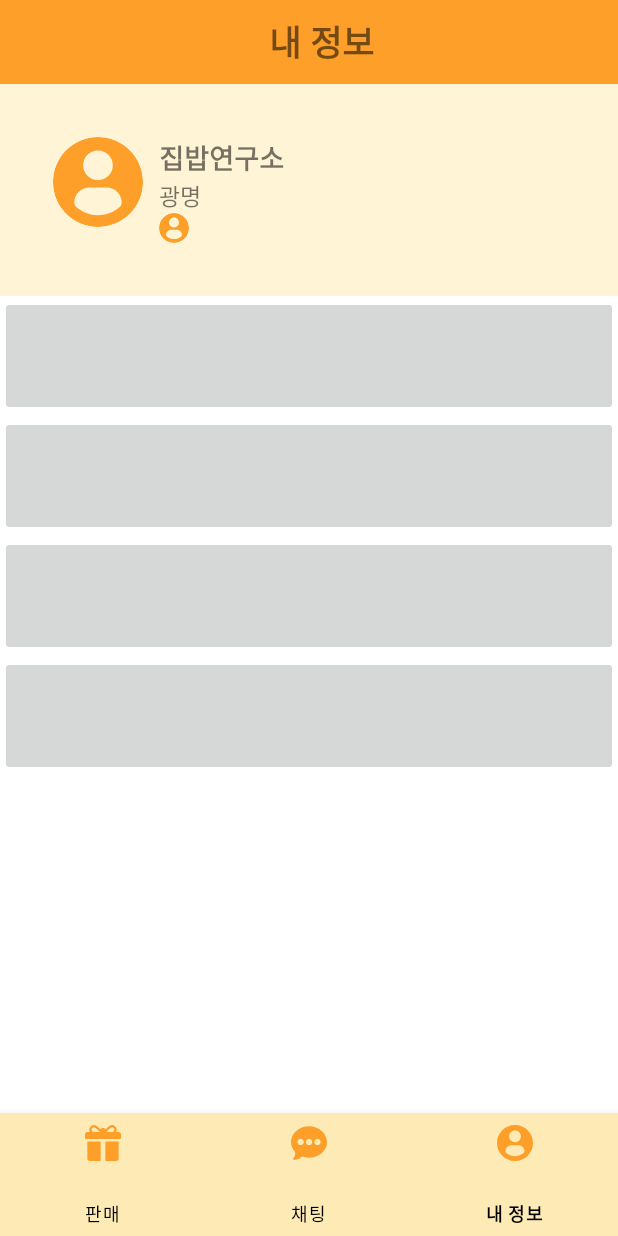
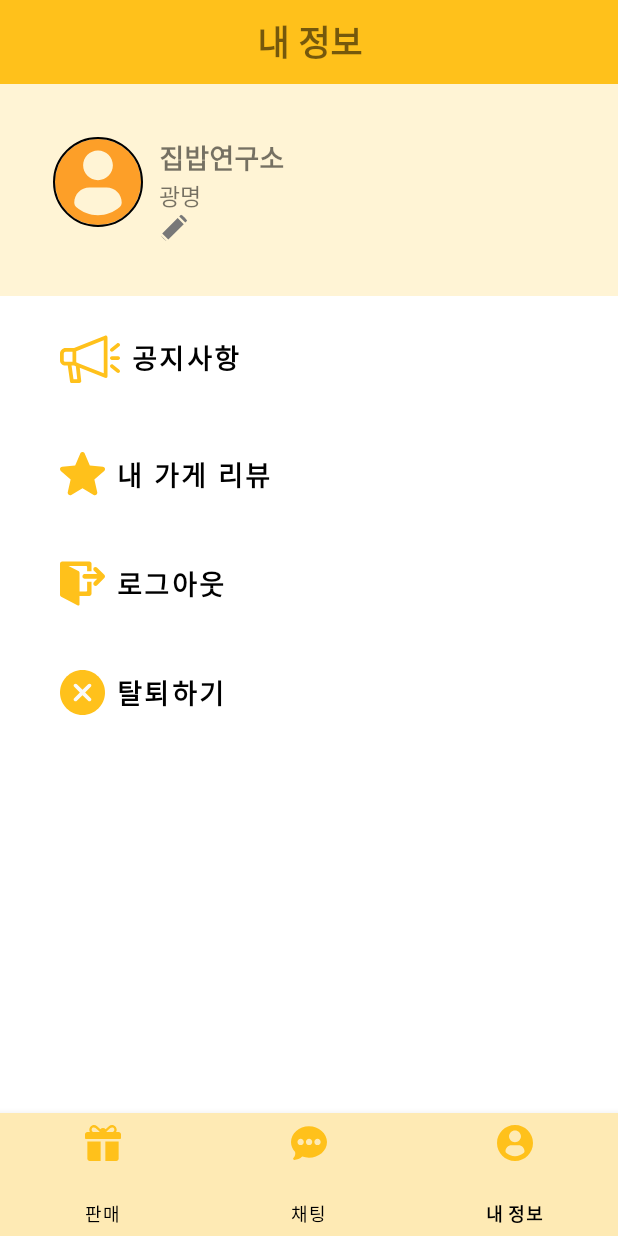
Before and after one commit to nookcoder/KBCompetition, an Android app: the screen it shows after launch (StoreManager_MainActivity), item 3 of the bottom bar chosen, on a phone screen of 412 x 824 dp. Run offline under Robolectric (Android 15) with nearby library versions, the phone set to English and light mode, and no system bars; our stand-ins replace CircleImageView.

Commit message:
[ADD] information ui 완성

```diff
--- /dev/null
+++ b/app/src/main/res/drawable/ic_edit.xml
@@ -0,0 +1,9 @@
+<vector xmlns:android="http://schemas.android.com/apk/res/android"
+    android:width="512dp"
+    android:height="512dp"
+    android:viewportWidth="528.899"
+    android:viewportHeight="528.899">
+  <path
+      android:pathData="M328.883,89.125l107.59,107.589l-272.34,272.34L56.604,361.465L328.883,89.125zM518.113,63.177l-47.981,-47.981c-18.543,-18.543 -48.653,-18.543 -67.259,0l-45.961,45.961l107.59,107.59l53.611,-53.611C532.495,100.753 532.495,77.559 518.113,63.177zM0.3,512.69c-1.958,8.812 5.998,16.708 14.811,14.565l119.891,-29.069L27.473,390.597L0.3,512.69z"
+      android:fillColor="#787878"/>
+</vector>
--- /dev/null
+++ b/app/src/main/res/drawable/ic_logout.xml
@@ -0,0 +1,5 @@
+<vector android:height="30dp" android:viewportHeight="122.776"
+    android:viewportWidth="122.775" android:width="30dp" xmlns:android="http://schemas.android.com/apk/res/android">
+    <path android:fillColor="#ffc11b" android:pathData="M86,28.074v-20.7c0,-3.3 -2.699,-6 -6,-6H6c-3.3,0 -6,2.7 -6,6v3.9v78.2v2.701c0,2.199 1.3,4.299 3.2,5.299l45.6,23.601c2,1 4.4,-0.399 4.4,-2.7v-23H80c3.301,0 6,-2.699 6,-6v-32.8H74v23.8c0,1.7 -1.3,3 -3,3H53.3v-30.8v-19.5v-0.6c0,-2.2 -1.3,-4.3 -3.2,-5.3l-26.9,-13.8H71c1.7,0 3,1.3 3,3v11.8h12V28.074z"/>
+    <path android:fillColor="#ffc11b" android:pathData="M101.4,18.273l19.5,19.5c2.5,2.5 2.5,6.2 0,8.7l-19.5,19.5c-2.5,2.5 -6.301,2.601 -8.801,0.101c-2.399,-2.399 -2.1,-6.4 0.201,-8.8l8.799,-8.7H67.5c-1.699,0 -3.4,-0.7 -4.5,-2c-2.8,-3 -2.1,-8.3 1.5,-10.3c0.9,-0.5 2,-0.8 3,-0.8h34.1c0,0 -8.699,-8.7 -8.799,-8.7c-2.301,-2.3 -2.601,-6.4 -0.201,-8.7C95,15.674 98.9,15.773 101.4,18.273z"/>
+</vector>
--- /dev/null
+++ b/app/src/main/res/drawable/ic_megaphone.xml
@@ -0,0 +1,18 @@
+<vector xmlns:android="http://schemas.android.com/apk/res/android"
+    android:width="40dp"
+    android:height="40dp"
+    android:viewportWidth="24"
+    android:viewportHeight="24">
+  <path
+      android:pathData="m17.972,3.054 l-12.366,4.946h-3.356c-1.24,0 -2.25,1.01 -2.25,2.25v2.75c0,1.178 0.925,2 2.25,2h0.85l0.908,6.356c0.053,0.37 0.369,0.644 0.742,0.644h3c0.214,0 0.417,-0.091 0.56,-0.25 0.142,-0.159 0.21,-0.371 0.186,-0.584l-0.59,-5.246 10.065,4.026c0.091,0.036 0.185,0.054 0.279,0.054 0.147,0 0.295,-0.044 0.421,-0.129 0.206,-0.14 0.329,-0.372 0.329,-0.621v-15.5c0,-0.249 -0.123,-0.481 -0.329,-0.621 -0.207,-0.14 -0.469,-0.168 -0.699,-0.075zM1.5,13v-2.75c0,-0.413 0.337,-0.75 0.75,-0.75h2.75v4h-2.75c-0.342,0 -0.75,-0.087 -0.75,-0.5zM6.911,20.5h-1.511l-0.785,-5.5h0.991l0.721,0.288zM17.5,18.143 L7.324,14.072c-0.043,-0.02 -0.084,-0.041 -0.131,-0.053l-0.693,-0.277v-4.484l11,-4.4z"
+      android:fillColor="#ffc11b"/>
+  <path
+      android:pathData="m21.219,9.336 l2.5,-2c0.323,-0.259 0.376,-0.731 0.117,-1.055 -0.26,-0.322 -0.731,-0.374 -1.055,-0.117l-2.5,2c-0.323,0.259 -0.376,0.731 -0.117,1.055 0.148,0.184 0.366,0.281 0.586,0.281 0.165,0 0.33,-0.054 0.469,-0.164z"
+      android:fillColor="#ffc11b"/>
+  <path
+      android:pathData="m21.219,14.664c-0.322,-0.257 -0.794,-0.205 -1.055,0.117 -0.259,0.323 -0.206,0.796 0.117,1.055l2.5,2c0.139,0.11 0.304,0.164 0.469,0.164 0.22,0 0.438,-0.097 0.586,-0.281 0.259,-0.323 0.206,-0.796 -0.117,-1.055z"
+      android:fillColor="#ffc11b"/>
+  <path
+      android:pathData="m23.25,11.25h-2.5c-0.414,0 -0.75,0.336 -0.75,0.75s0.336,0.75 0.75,0.75h2.5c0.414,0 0.75,-0.336 0.75,-0.75s-0.336,-0.75 -0.75,-0.75z"
+      android:fillColor="#ffc11b"/>
+</vector>
--- /dev/null
+++ b/app/src/main/res/drawable/ic_remove.xml
@@ -0,0 +1,12 @@
+<vector xmlns:android="http://schemas.android.com/apk/res/android"
+    android:width="30dp"
+    android:height="30dp"
+    android:viewportWidth="512"
+    android:viewportHeight="512">
+  <path
+      android:pathData="m256,0c-141.164,0 -256,114.836 -256,256s114.836,256 256,256 256,-114.836 256,-256 -114.836,-256 -256,-256zM256,0"
+      android:fillColor="#ffc11b"/>
+  <path
+      android:pathData="m350.273,320.105c8.34,8.344 8.34,21.824 0,30.168 -4.16,4.16 -9.621,6.25 -15.086,6.25 -5.461,0 -10.922,-2.09 -15.082,-6.25l-64.105,-64.109 -64.105,64.109c-4.16,4.16 -9.621,6.25 -15.082,6.25 -5.465,0 -10.926,-2.09 -15.086,-6.25 -8.34,-8.344 -8.34,-21.824 0,-30.168l64.109,-64.105 -64.109,-64.105c-8.34,-8.344 -8.34,-21.824 0,-30.168 8.344,-8.34 21.824,-8.34 30.168,0l64.105,64.109 64.105,-64.109c8.344,-8.34 21.824,-8.34 30.168,0 8.34,8.344 8.34,21.824 0,30.168l-64.109,64.105zM350.273,320.105"
+      android:fillColor="#fafafa"/>
+</vector>
--- /dev/null
+++ b/app/src/main/res/drawable/ic_star.xml
@@ -0,0 +1,4 @@
+<vector android:height="30dp" android:viewportHeight="511"
+    android:viewportWidth="511.98685" android:width="30dp" xmlns:android="http://schemas.android.com/apk/res/android">
+    <path android:fillColor="#ffc11b" android:pathData="m510.652,185.902c-3.352,-10.367 -12.547,-17.73 -23.426,-18.711l-147.773,-13.418 -58.434,-136.77c-4.309,-10.023 -14.121,-16.512 -25.023,-16.512s-20.715,6.488 -25.023,16.535l-58.434,136.746 -147.797,13.418c-10.859,1.004 -20.031,8.344 -23.402,18.711 -3.371,10.367 -0.258,21.738 7.957,28.906l111.699,97.961 -32.938,145.09c-2.41,10.668 1.73,21.695 10.582,28.094 4.758,3.438 10.324,5.188 15.938,5.188 4.84,0 9.641,-1.305 13.949,-3.883l127.469,-76.184 127.422,76.184c9.324,5.609 21.078,5.098 29.91,-1.305 8.855,-6.418 12.992,-17.449 10.582,-28.094l-32.938,-145.09 111.699,-97.941c8.215,-7.188 11.352,-18.539 7.98,-28.926zM510.652,185.902"/>
+</vector>
--- a/app/src/main/res/layout/storemanager_information.xml
+++ b/app/src/main/res/layout/storemanager_information.xml
@@ -2,6 +2,7 @@
 <LinearLayout xmlns:android="http://schemas.android.com/apk/res/android"
     android:layout_width="match_parent"
     android:layout_height="match_parent"
+    xmlns:app="http://schemas.android.com/apk/res-auto"
     android:orientation="vertical">
 
     <androidx.appcompat.widget.Toolbar
@@ -11,11 +12,11 @@
         android:background="@color/icon_color"
         >
         <TextView
-            android:layout_width="match_parent"
-            android:layout_height="match_parent"
+            android:layout_width="wrap_content"
+            android:layout_height="wrap_content"
             android:text ="내 정보"
             android:textStyle="bold"
-            android:gravity="center"
+            android:layout_gravity="center"
             android:textSize="23dp"
             />
 
@@ -28,6 +29,7 @@
         android:padding="30dp"
         android:orientation="horizontal"
         android:background="@color/information_background"
+
         >
 
         //프로필
@@ -37,6 +39,9 @@
             android:layout_width="60dp"
             android:layout_margin="5dp"
             android:src="@drawable/ic_information"
+            app:civ_border_color="@color/black"
+            app:civ_border_width="1dp"
+
             />
 
         //아이디랑 주
@@ -66,37 +71,73 @@
                 android:id="@+id/storemanager_image_profile_editor"
                 android:layout_width="20dp"
                 android:layout_height="20dp"
-                android:src="@drawable/ic_information"
+                android:src="@drawable/ic_edit"
                 />
         </LinearLayout>
     </LinearLayout>
 
-    <ImageButton
+    <Button
         android:id="@+id/notice"
+        android:text="공지사항"
+        android:gravity="left|center_vertical"
+        android:textColor="@color/black"
+        android:textSize="18dp"
+        android:textStyle="bold"
+        android:paddingLeft="40dp"
+        android:drawableLeft="@drawable/ic_megaphone"
         android:layout_width="match_parent"
         android:layout_height="wrap_content"
-        android:padding="40dp"
+        android:paddingTop="15dp"
+        android:paddingBottom="15dp"
+        android:background="@android:color/transparent" />
+
+    <Button
+        android:id="@+id/review"
+        android:text="내 가게 리뷰"
+        android:gravity="left|center_vertical"
+        android:textColor="@color/black"
+        android:textSize="18dp"
+        android:textStyle="bold"
+        android:paddingLeft="40dp"
+        android:drawableLeft="@drawable/ic_star"
+        android:layout_width="match_parent"
+        android:layout_height="wrap_content"
+        android:paddingTop="15dp"
+        android:paddingBottom="15dp"
+        android:background="@android:color/transparent"
         />
 
-    <ImageButton
-        android:id="@+id/review"
+    <Button
+        android:id="@+id/logout"
+        android:text="로그아웃"
+
+        android:gravity="left|center_vertical"
+        android:textColor="@color/black"
+        android:textSize="18dp"
+        android:textStyle="bold"
+        android:paddingLeft="40dp"
+        android:drawableLeft="@drawable/ic_logout"
         android:layout_width="match_parent"
         android:layout_height="wrap_content"
-        android:padding="40dp"
+        android:paddingTop="15dp"
+        android:paddingBottom="15dp"
+        android:background="@android:color/transparent"
         />
 
-    <ImageButton
-        android:id="@+id/logout"
+
+    <Button
+        android:id="@+id/withdrawal"
+        android:text="탈퇴하기"
+        android:gravity="left|center_vertical"
+        android:textColor="@color/black"
+        android:textSize="18dp"
+        android:textStyle="bold"
+        android:paddingLeft="40dp"
+        android:drawableLeft="@drawable/ic_remove"
         android:layout_width="match_parent"
         android:layout_height="wrap_content"
-        android:padding="40dp"
+        android:paddingTop="15dp"
+        android:paddingBottom="15dp"
+        android:background="@android:color/transparent"
         />
-
-    <ImageButton
-        android:id="@+id/withdrawal"
-        android:layout_width="match_parent"
-        android:layout_height="wrap_content"
-        android:padding="40dp"
-        />
-
 </LinearLayout>
--- a/app/src/main/res/values/colors.xml
+++ b/app/src/main/res/values/colors.xml
@@ -8,6 +8,6 @@
     <color name="black">#FF000000</color>
     <color name="white">#FFFFFFFF</color>
     <color name="bottom_navigation_bar">#FEEAB4</color>
-    <color name="icon_color">#FD9F28</color>
+    <color name="icon_color">#FFC11B</color>
     <color name="information_background">#FFF4D5</color>
 </resources>
```
